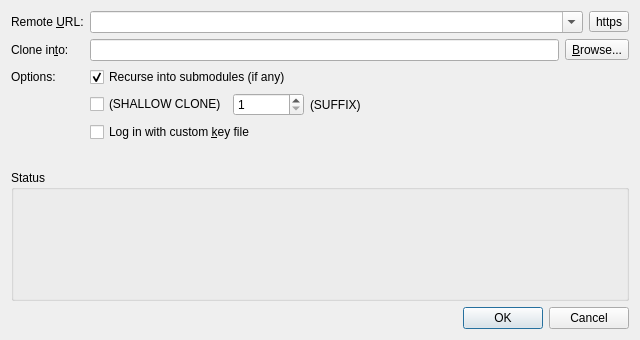
Above: gitfourchette/forms/clonedialog.ui from weblate/gitfourchette before the change. Below: the same form after it.
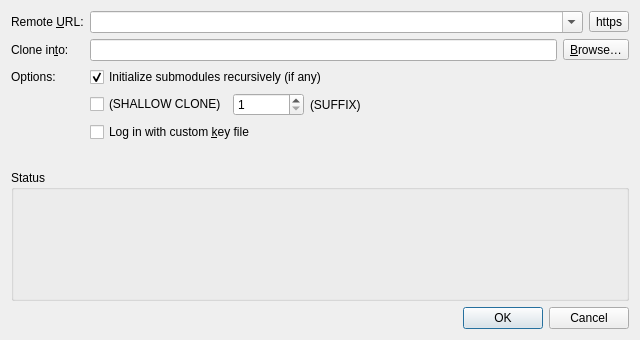
That is the form after the change. Custom widgets are drawn as their Qt base class.

What changed in the file:
```diff
--- a/gitfourchette/forms/clonedialog.ui
+++ b/gitfourchette/forms/clonedialog.ui
@@ -90,7 +90,7 @@
      <item>
       <widget class="QToolButton" name="browseButton">
        <property name="text">
-        <string>&amp;Browse...</string>
+        <string>&amp;Browse…</string>
        </property>
        <property name="toolButtonStyle">
         <enum>Qt::ToolButtonStyle::ToolButtonTextBesideIcon</enum>
@@ -112,7 +112,7 @@
    <item row="2" column="1">
     <widget class="QCheckBox" name="recurseSubmodulesCheckBox">
      <property name="text">
-      <string>Recurse into submodules (if any)</string>
+      <string>Initialize submodules recursively (if any)</string>
      </property>
      <property name="checked">
       <bool>true</bool>
```
